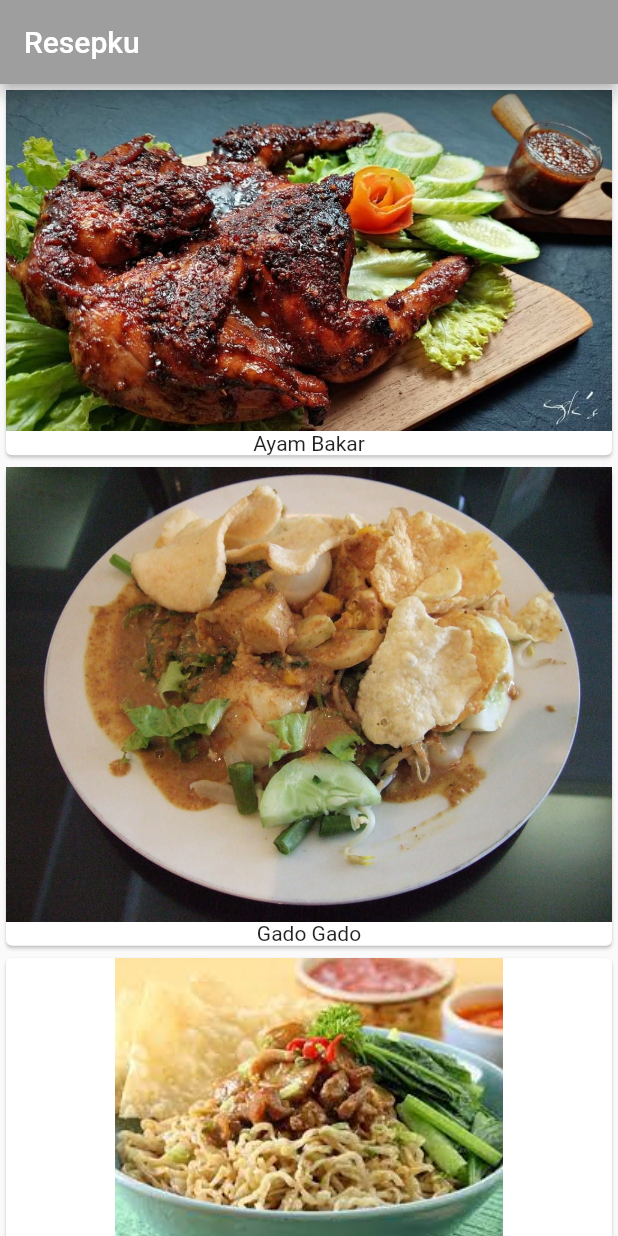
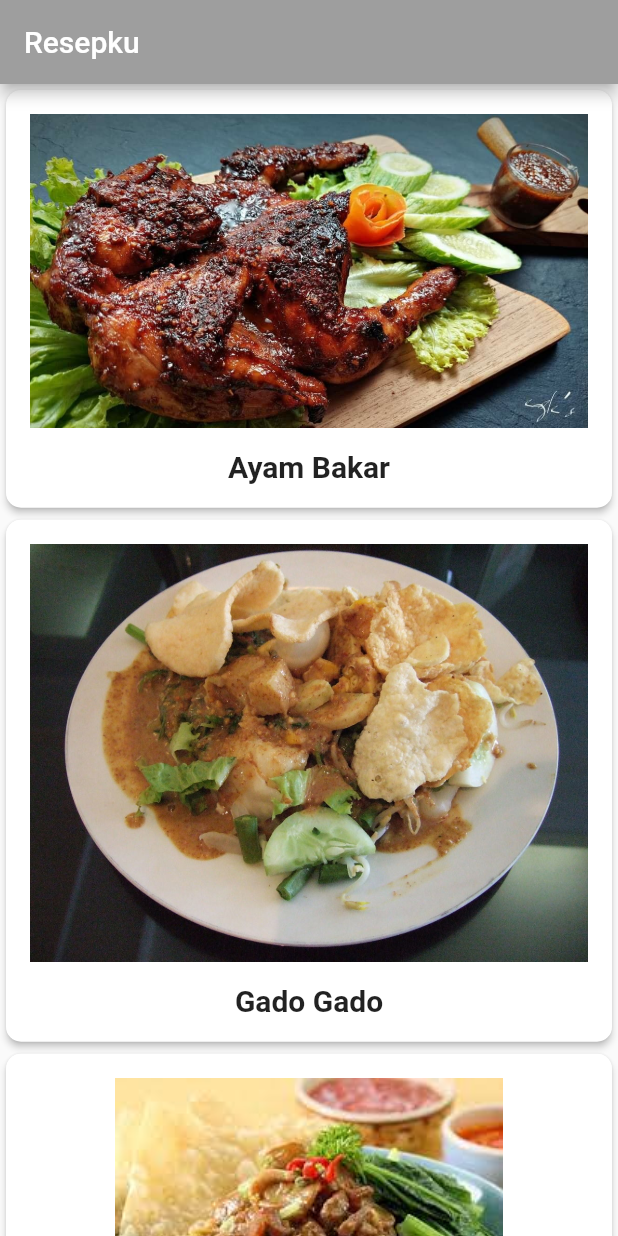
Before and after one commit to cecep29/recipes, a Flutter app: the screen it shows after launch, on a phone screen of 412 x 824 dp. Run offline on Flutter 3.47's test engine with Material 2 defaults, Android fonts, the phone set to English and light mode, and no system bars; Roboto replaces fonts that are missing (Palatino).

Commit message:
text style label and padding

```diff
--- a/lib/main.dart
+++ b/lib/main.dart
@@ -1,3 +1,5 @@
+import 'dart:ui';
+
 import 'package:flutter/material.dart';
 
 import 'recipe.dart';
@@ -51,12 +53,28 @@ class _MyHomePageState extends State<MyHomePage> {
 
   Widget buildCardRecipe(Recipe recipe) {
     return Card(
-      child: Column(children: [
-        Image(
-          image: AssetImage(recipe.imageUrl),
-        ),
-        Text(recipe.label)
-      ]),
+      elevation: 2.0,
+      shape: RoundedRectangleBorder(
+        borderRadius: BorderRadius.circular(10.0),
+      ),
+      child: Padding(
+        padding: const EdgeInsets.all(16.0),
+        child: Column(children: [
+          Image(
+            image: AssetImage(recipe.imageUrl),
+          ),
+          const SizedBox(
+            height: 14.0,
+          ),
+          Text(
+            recipe.label,
+            style: const TextStyle(
+                fontSize: 20.0,
+                fontWeight: FontWeight.w700,
+                fontFamily: 'Palatino'),
+          )
+        ]),
+      ),
     );
   }
 }
```
